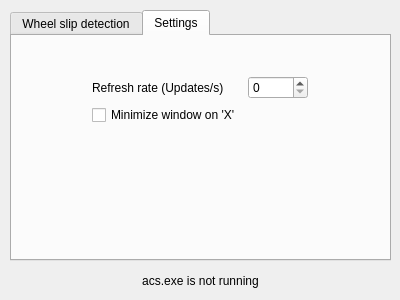
This is mainwindow.ui in Lumlumski/PedalVibration as Qt 5 draws it before an edit. The edited form follows.
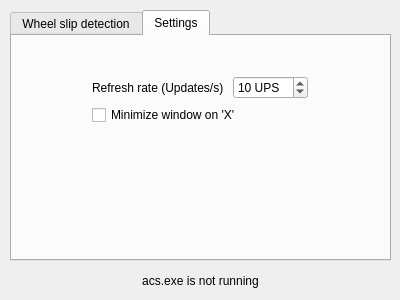
This is the edited form. The open tabs and pages were chosen to show the change.

```diff
--- a/mainwindow.ui
+++ b/mainwindow.ui
@@ -222,6 +222,21 @@
              <height>0</height>
             </size>
            </property>
+           <property name="specialValueText">
+            <string notr="true"/>
+           </property>
+           <property name="suffix">
+            <string> UPS</string>
+           </property>
+           <property name="minimum">
+            <number>1</number>
+           </property>
+           <property name="maximum">
+            <number>120</number>
+           </property>
+           <property name="value">
+            <number>10</number>
+           </property>
           </widget>
          </item>
         </layout>
```
Left out of the diff: 2 changed lines with no effect on the pictures.
